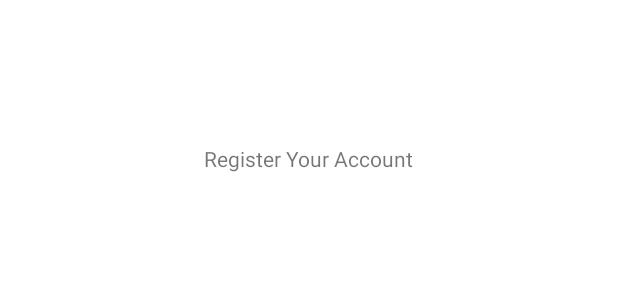
After one commit to LizaSzabo/CarPool, an Android app: the layout fragment_register.xml on its own in the app's theme, with its tools: preview values and no code run, on a phone screen of 412 x 824 dp. The commit adds this screen. Shown: the top 300 px of the screen. Run offline under Robolectric (Android 15) with nearby library versions, the phone set to English and light mode, and no system bars.

Commit message:
Add Register package and class templates

```diff
--- a/app/build.gradle
+++ b/app/build.gradle
@@ -2,6 +2,7 @@ apply plugin: 'com.android.application'
 apply plugin: 'kotlin-android'
 apply plugin: 'kotlin-kapt'
 apply plugin: 'dagger.hilt.android.plugin'
+apply plugin: 'androidx.navigation.safeargs'
 
 android {
     compileSdk 33
@@ -61,4 +62,5 @@ dependencies {
     implementation "androidx.navigation:navigation-fragment-ktx:$nav_version"
     implementation "androidx.navigation:navigation-ui-ktx:$nav_version"
 
+
 }
--- /dev/null
+++ b/app/src/main/java/hu/bme/aut/android/carpool/ui/login/register/RegisterPresenter.kt
@@ -0,0 +1,6 @@
+package hu.bme.aut.android.carpool.ui.login.register
+
+import javax.inject.Inject
+
+class RegisterPresenter @Inject constructor() {
+}
--- /dev/null
+++ b/app/src/main/java/hu/bme/aut/android/carpool/ui/login/register/RegisterViewState.kt
@@ -0,0 +1,5 @@
+package hu.bme.aut.android.carpool.ui.login.register
+
+sealed class RegisterViewState
+
+object RegisterInitial : RegisterViewState()
--- a/app/src/main/java/hu/bme/aut/android/carpool/ui/login/signin/SignInFragment.kt
+++ b/app/src/main/java/hu/bme/aut/android/carpool/ui/login/signin/SignInFragment.kt
@@ -7,6 +7,7 @@ import android.view.LayoutInflater
 import android.view.View
 import android.view.ViewGroup
 import android.widget.Toast
+import androidx.navigation.fragment.findNavController
 import co.zsmb.rainbowcake.base.RainbowCakeFragment
 import co.zsmb.rainbowcake.hilt.getViewModelFromFactory
 import dagger.hilt.android.AndroidEntryPoint
@@ -64,6 +65,10 @@ class SignInFragment : RainbowCakeFragment<SignInViewState, SignInViewModel>() {
             if (binding.passwordInput.text.isEmpty()) {
                 binding.passwordInput.error = "Password cannot be empty!"
             }
+            if (viewModel.validateUser()) {
+                val action = SignInFragmentDirections.actionSignInFragmentToRegisterFragment()
+                findNavController().navigate(action)
+            }
         }
     }
 }
--- a/app/src/main/java/hu/bme/aut/android/carpool/ui/login/signin/SignInViewModel.kt
+++ b/app/src/main/java/hu/bme/aut/android/carpool/ui/login/signin/SignInViewModel.kt
@@ -8,4 +8,9 @@ import javax.inject.Inject
 class SignInViewModel @Inject constructor(
     private val signInPresenter: SignInPresenter
 ) : RainbowCakeViewModel<SignInViewState>(Initial) {
+
+    fun validateUser(): Boolean{
+        //TODO: add actual authentication
+        return true
+    }
 }
--- /dev/null
+++ b/app/src/main/res/layout/fragment_register.xml
@@ -0,0 +1,16 @@
+<?xml version="1.0" encoding="utf-8"?>
+<androidx.constraintlayout.widget.ConstraintLayout xmlns:android="http://schemas.android.com/apk/res/android"
+    xmlns:app="http://schemas.android.com/apk/res-auto"
+    android:layout_width="match_parent"
+    android:layout_height="match_parent">
+
+    <TextView
+        android:id="@+id/textView"
+        android:layout_width="wrap_content"
+        android:layout_height="wrap_content"
+        android:layout_marginTop="96dp"
+        android:text="@string/register"
+        app:layout_constraintEnd_toEndOf="parent"
+        app:layout_constraintStart_toStartOf="parent"
+        app:layout_constraintTop_toTopOf="parent" />
+</androidx.constraintlayout.widget.ConstraintLayout>
--- a/app/src/main/res/values/strings.xml
+++ b/app/src/main/res/values/strings.xml
@@ -5,4 +5,5 @@
     <string name="car_pool_text">CarPool</string>
     <string name="login_button_text">LOGIN</string>
     <string name="registration_link_text">Register new account</string>
+    <string name="register">Register Your Account</string>
 </resources>
--- a/build.gradle
+++ b/build.gradle
@@ -1,9 +1,10 @@
 // Top-level build file where you can add configuration options common to all sub-projects/modules.
 plugins {
-    id 'com.android.application' version '7.1.2' apply false
-    id 'com.android.library' version '7.1.2' apply false
+    id 'com.android.application' version '7.3.0' apply false
+    id 'com.android.library' version '7.3.0' apply false
     id 'org.jetbrains.kotlin.android' version '1.6.10' apply false
     id 'com.google.dagger.hilt.android' version '2.41' apply false
+    id 'androidx.navigation.safeargs' version '2.4.1' apply false
 }
 
 task clean(type: Delete) {
```
Also changed, not shown: app/src/main/java/hu/bme/aut/android/carpool/ui/login/register/RegisterFragment.kt (added, +32 -0 lines), app/src/main/java/hu/bme/aut/android/carpool/ui/login/register/RegisterViewModel.kt (added, +11 -0 lines), app/src/main/res/navigation/nav_graph.xml (+9 -1 lines), gradle/wrapper/gradle-wrapper.properties.
